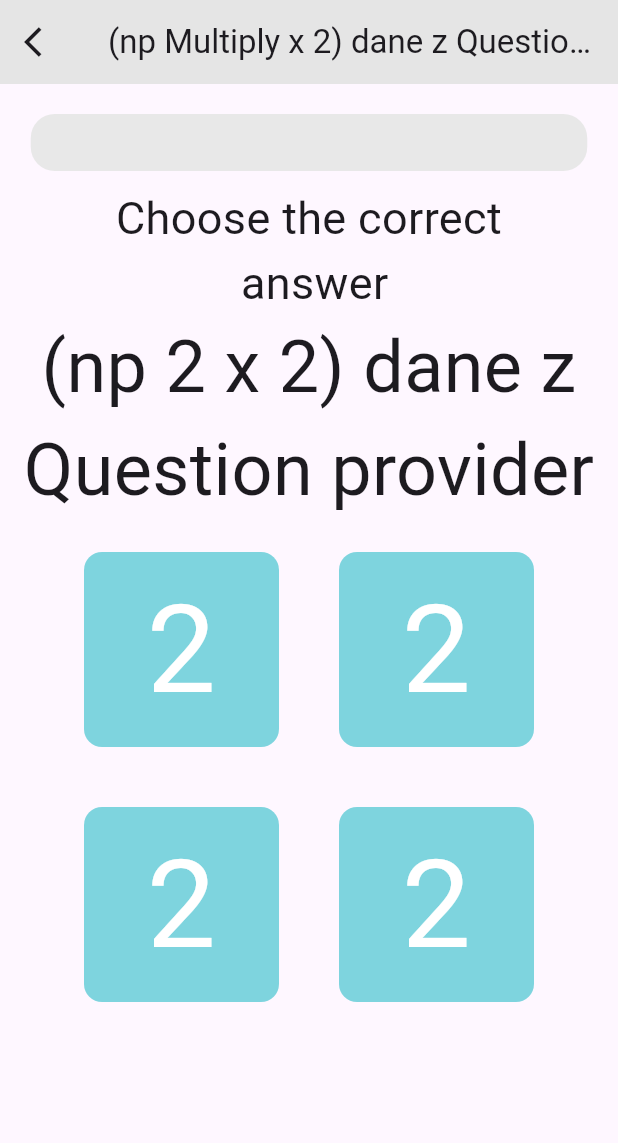
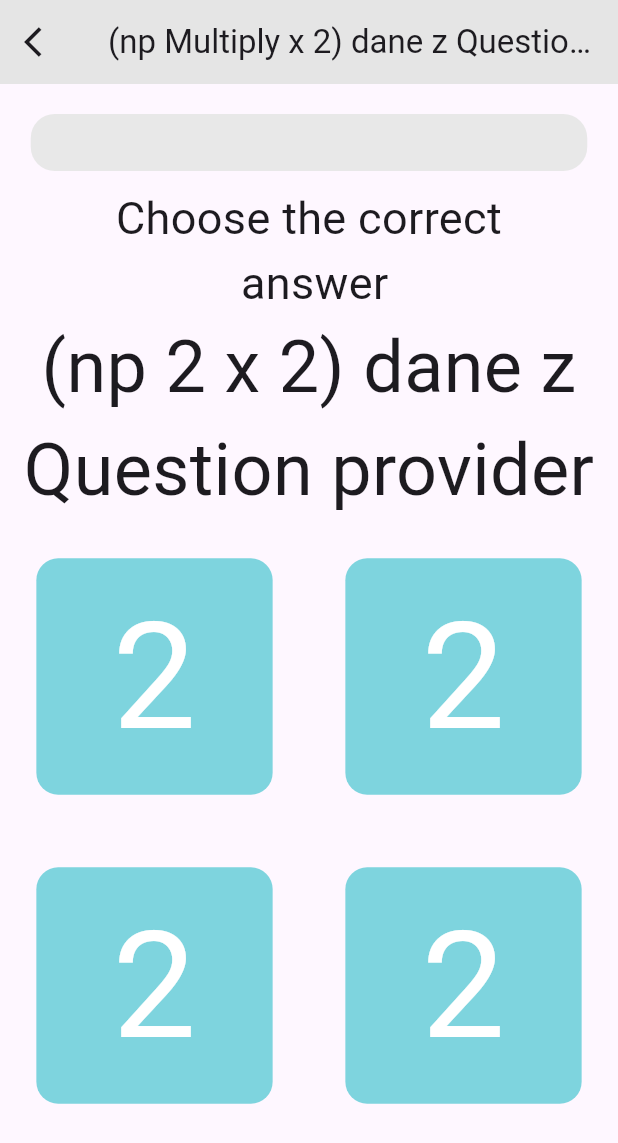
Before and after one commit to pieter0100/projektGrupowy, a Flutter app: the McScreen screen opened by its route, on a phone screen of 412 x 824 dp. Shown: the top 1143 px of the screen. Run offline on Flutter 3.47's test engine with Material 3 defaults, Android fonts, the phone set to English and light mode, and no system bars; our stand-ins replace go_router, hive, hive_flutter, logger; accounts and stored records are empty.

Commit message:
dodanie respowsnywsnosci

```diff
--- a/lib/screens/MC_screen.dart
+++ b/lib/screens/MC_screen.dart
@@ -18,8 +18,7 @@ class McScreen extends StatelessWidget {
         ),
         backgroundColor: Color(0xFFE5E5E5),
       ),
-      body: ListView(
-        children: [
+      body:
           Column(
             children: [
               Container(
@@ -39,7 +38,10 @@ class McScreen extends StatelessWidget {
                 style: TextStyle(fontSize: 48.0),
                 textAlign: TextAlign.center,
               ),
-              Column(
+              Expanded(
+                child: FittedBox(
+                  alignment: AlignmentGeometry.topCenter,
+                  child: Column(
                     children: [
                       Row(
                         mainAxisAlignment: MainAxisAlignment.center,
@@ -101,7 +103,7 @@ class McScreen extends StatelessWidget {
                       ),
                     ],
                   ),
-            ],
+                ),
               ),
             ],
           ),
```
Lines whose indentation alone changed are shown as unchanged.
